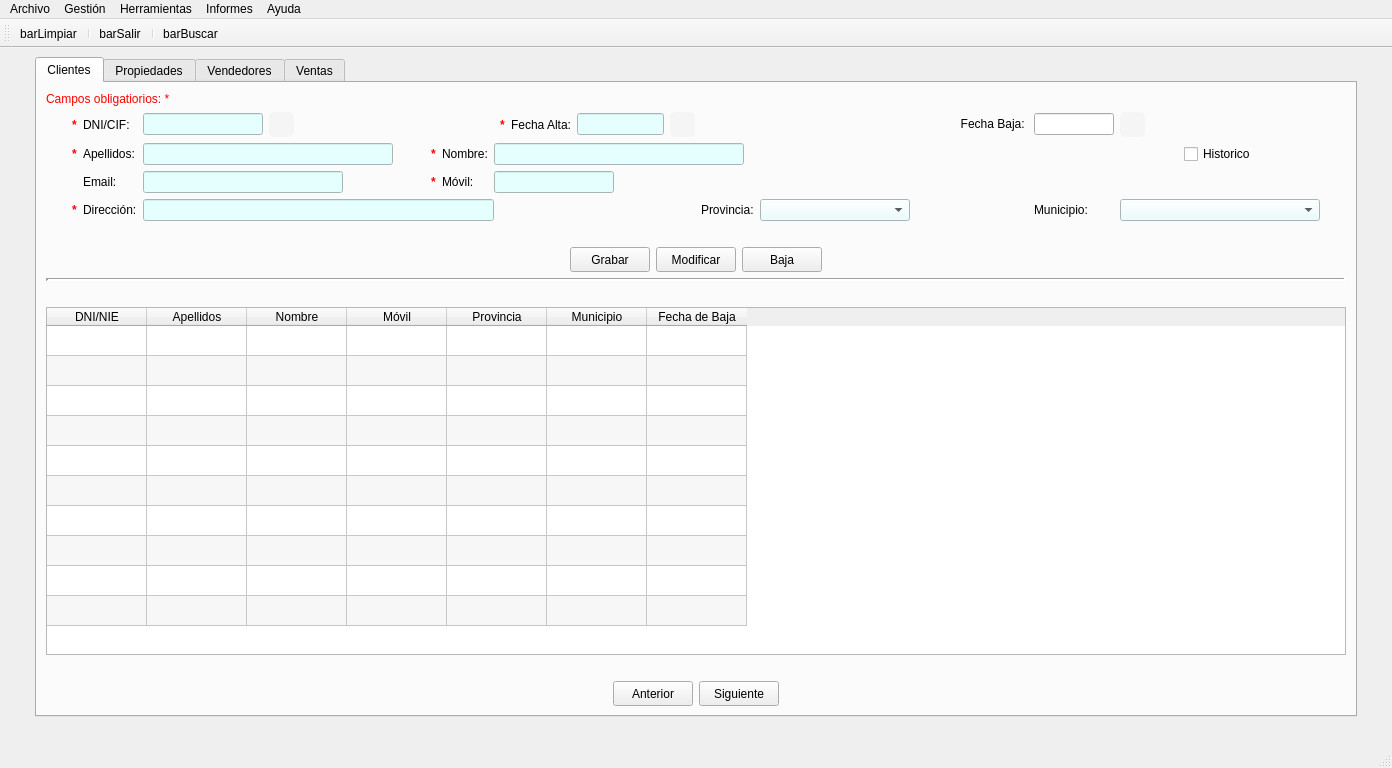
First picture: the form in templates/venPrincipal.ui, repository Semperz/ProyectoDI, before the edit.
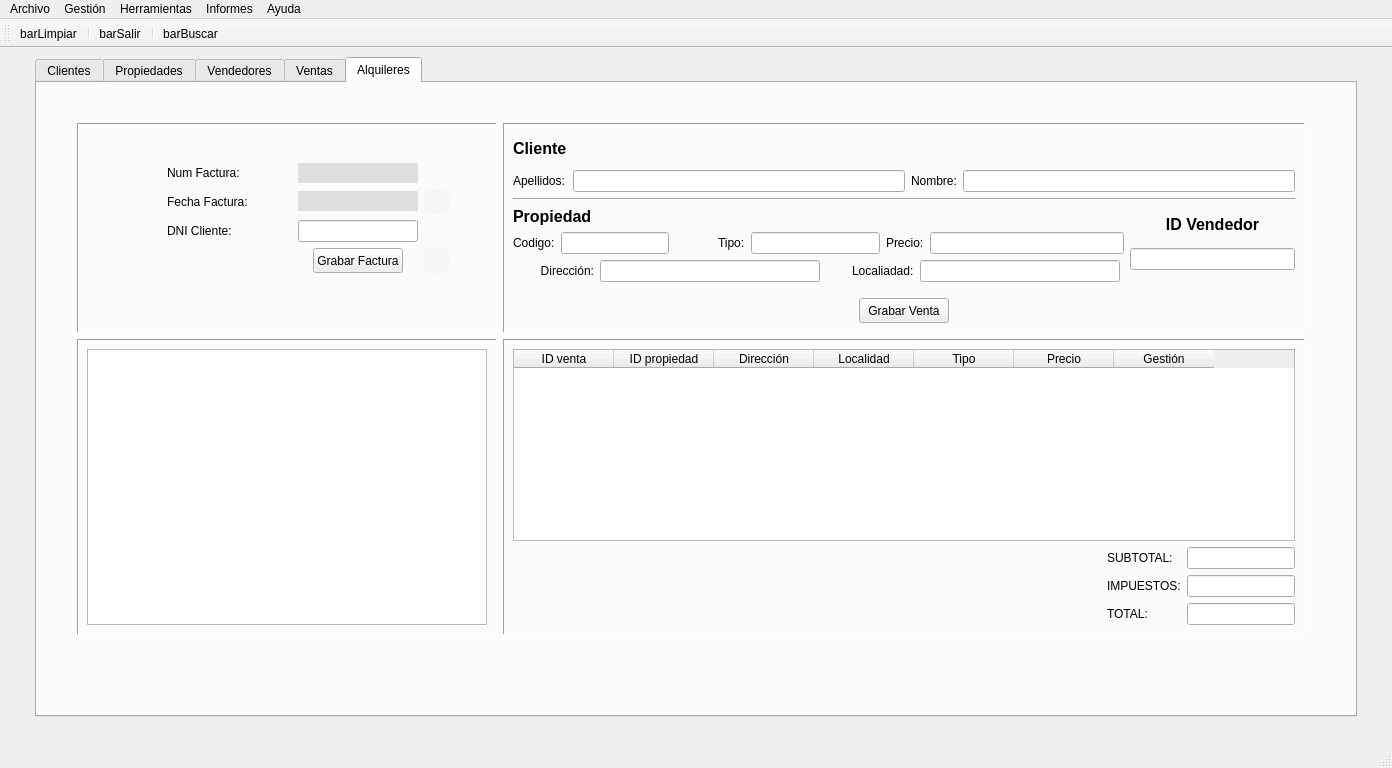
Second picture: the form after the edit. Icons and pictures are not drawn.

Diff of the .ui file:
```diff
--- a/templates/venPrincipal.ui
+++ b/templates/venPrincipal.ui
@@ -88,7 +88,7 @@
        </size>
       </property>
       <property name="currentIndex">
-       <number>0</number>
+       <number>4</number>
       </property>
       <widget class="QWidget" name="pesClientes">
        <attribute name="title">
@@ -3648,6 +3648,880 @@
         </item>
        </layout>
       </widget>
+      <widget class="QWidget" name="tab">
+       <attribute name="title">
+        <string>Alquileres</string>
+       </attribute>
+       <widget class="QWidget" name="layoutWidget_2">
+        <property name="geometry">
+         <rect>
+          <x>40</x>
+          <y>40</y>
+          <width>1228</width>
+          <height>512</height>
+         </rect>
+        </property>
+        <layout class="QGridLayout" name="gridLayout_20">
+         <item row="0" column="0">
+          <widget class="QFrame" name="frame_5">
+           <property name="sizePolicy">
+            <sizepolicy hsizetype="Preferred" vsizetype="Preferred">
+             <horstretch>0</horstretch>
+             <verstretch>0</verstretch>
+            </sizepolicy>
+           </property>
+           <property name="minimumSize">
+            <size>
+             <width>420</width>
+             <height>210</height>
+            </size>
+           </property>
+           <property name="maximumSize">
+            <size>
+             <width>400</width>
+             <height>210</height>
+            </size>
+           </property>
+           <property name="frameShape">
+            <enum>QFrame::Panel</enum>
+           </property>
+           <property name="frameShadow">
+            <enum>QFrame::Sunken</enum>
+           </property>
+           <widget class="QWidget" name="layoutWidget_3">
+            <property name="geometry">
+             <rect>
+              <x>90</x>
+              <y>40</y>
+              <width>282</width>
+              <height>111</height>
+             </rect>
+            </property>
+            <layout class="QGridLayout" name="gridLayout_21">
+             <item row="0" column="0">
+              <widget class="QLabel" name="label_32">
+               <property name="text">
+                <string>Num Factura:</string>
+               </property>
+              </widget>
+             </item>
+             <item row="0" column="1">
+              <widget class="QLabel" name="lblNumfac_2">
+               <property name="minimumSize">
+                <size>
+                 <width>120</width>
+                 <height>20</height>
+                </size>
+               </property>
+               <property name="maximumSize">
+                <size>
+                 <width>120</width>
+                 <height>20</height>
+                </size>
+               </property>
+               <property name="styleSheet">
+                <string notr="true">background-color:rgb(222,222,222)</string>
+               </property>
+               <property name="text">
+                <string/>
+               </property>
+               <property name="alignment">
+                <set>Qt::AlignCenter</set>
+               </property>
+              </widget>
+             </item>
+             <item row="1" column="0">
+              <widget class="QLabel" name="label_33">
+               <property name="text">
+                <string>Fecha Factura:</string>
+               </property>
+              </widget>
+             </item>
+             <item row="1" column="1">
+              <widget class="QLabel" name="lblFechafac_2">
+               <property name="minimumSize">
+                <size>
+                 <width>120</width>
+                 <height>20</height>
+                </size>
+               </property>
+               <property name="maximumSize">
+                <size>
+                 <width>120</width>
+                 <height>20</height>
+                </size>
+               </property>
+               <property name="styleSheet">
+                <string notr="true">background-color:rgb(222,222,222)</string>
+               </property>
+               <property name="text">
+                <string/>
+               </property>
+               <property name="alignment">
+                <set>Qt::AlignCenter</set>
+               </property>
+              </widget>
+             </item>
+             <item row="1" column="2">
+              <widget class="QPushButton" name="btnFechafac_2">
+               <property name="minimumSize">
+                <size>
+                 <width>25</width>
+                 <height>25</height>
+                </size>
+               </property>
+               <property name="maximumSize">
+                <size>
+                 <width>25</width>
+                 <height>25</height>
+                </size>
+               </property>
+               <property name="styleSheet">
+                <string notr="true">QPushButton {
+    background-color: whitesmoke;
+    color: white;
+    border-radius: 5px;
+}
+
+QPushButton:pressed {
+    background-color:#0ea2ae;
+    transform: scale(0.95);
+}
+</string>
+               </property>
+               <property name="text">
+                <string/>
+               </property>
+               <property name="icon">
+                <iconset>
+                 <normaloff>../img/calendario.ico</normaloff>../img/calendario.ico</iconset>
+               </property>
+               <property name="iconSize">
+                <size>
+                 <width>25</width>
+                 <height>25</height>
+                </size>
+               </property>
+              </widget>
+             </item>
+             <item row="2" column="0">
+              <widget class="QLabel" name="label_34">
+               <property name="text">
+                <string>DNI Cliente:</string>
+               </property>
+              </widget>
+             </item>
+             <item row="3" column="1" alignment="Qt::AlignHCenter">
+              <widget class="QPushButton" name="btnGrabfac_2">
+               <property name="minimumSize">
+                <size>
+                 <width>90</width>
+                 <height>25</height>
+                </size>
+               </property>
+               <property name="maximumSize">
+                <size>
+                 <width>90</width>
+                 <height>25</height>
+                </size>
+               </property>
+               <property name="text">
+                <string>Grabar Factura</string>
+               </property>
+              </widget>
+             </item>
+             <item row="2" column="1">
+              <widget class="QLineEdit" name="txtDnicliven_2">
+               <property name="minimumSize">
+                <size>
+                 <width>120</width>
+                 <height>0</height>
+                </size>
+               </property>
+               <property name="maximumSize">
+                <size>
+                 <width>120</width>
+                 <height>16777215</height>
+                </size>
+               </property>
+               <property name="alignment">
+                <set>Qt::AlignCenter</set>
+               </property>
+               <property name="readOnly">
+                <bool>true</bool>
+               </property>
+              </widget>
+             </item>
+             <item row="3" column="2">
+              <widget class="QPushButton" name="btnGenerarfac_2">
+               <property name="minimumSize">
+                <size>
+                 <width>25</width>
+                 <height>25</height>
+                </size>
+               </property>
+               <property name="maximumSize">
+                <size>
+                 <width>25</width>
+                 <height>25</height>
+                </size>
+               </property>
+               <property name="styleSheet">
+                <string notr="true">QPushButton {
+    background-color: whitesmoke;
+    color: white;
+    border-radius: 5px;
+}
+
+
+QPushButton:pressed {
+    background-color:#0ea2ae;
+    transform: scale(0.95);
+}</string>
+               </property>
+               <property name="text">
+                <string/>
+               </property>
+               <property name="icon">
+                <iconset>
+                 <normaloff>../img/icoFactura.png</normaloff>../img/icoFactura.png</iconset>
+               </property>
+               <property name="iconSize">
+                <size>
+                 <width>25</width>
+                 <height>25</height>
+                </size>
+               </property>
+              </widget>
+             </item>
+            </layout>
+           </widget>
+          </widget>
+         </item>
+         <item row="0" column="1">
+          <widget class="QFrame" name="frame_6">
+           <property name="sizePolicy">
+            <sizepolicy hsizetype="Preferred" vsizetype="Preferred">
+             <horstretch>0</horstretch>
+             <verstretch>0</verstretch>
+            </sizepolicy>
+           </property>
+           <property name="minimumSize">
+            <size>
+             <width>800</width>
+             <height>210</height>
+            </size>
+           </property>
+           <property name="maximumSize">
+            <size>
+             <width>16777215</width>
+             <height>210</height>
+            </size>
+           </property>
+           <property name="frameShape">
+            <enum>QFrame::Panel</enum>
+           </property>
+           <property name="frameShadow">
+            <enum>QFrame::Sunken</enum>
+           </property>
+           <layout class="QGridLayout" name="gridLayout_22">
+            <item row="0" column="0">
+             <layout class="QGridLayout" name="gridLayout_23">
+              <item row="0" column="0">
+               <layout class="QGridLayout" name="gridLayout_24">
+                <item row="0" column="0" colspan="2">
+                 <layout class="QGridLayout" name="gridLayout_25">
+                  <item row="0" column="0">
+                   <widget class="QLabel" name="label_35">
+                    <property name="font">
+                     <font>
+                      <pointsize>12</pointsize>
+                      <weight>75</weight>
+                      <bold>true</bold>
+                     </font>
+                    </property>
+                    <property name="text">
+                     <string>Cliente</string>
+                    </property>
+                   </widget>
+                  </item>
+                  <item row="1" column="0">
+                   <widget class="QLabel" name="label_36">
+                    <property name="text">
+                     <string>Apellidos:</string>
+                    </property>
+                   </widget>
+                  </item>
+                  <item row="1" column="1">
+                   <widget class="QLineEdit" name="txtApelcliven_2">
+                    <property name="maximumSize">
+                     <size>
+                      <width>360</width>
+                      <height>16777215</height>
+                     </size>
+                    </property>
+                    <property name="readOnly">
+                     <bool>true</bool>
+                    </property>
+                   </widget>
+                  </item>
+                  <item row="1" column="2">
+                   <widget class="QLabel" name="label_37">
+                    <property name="text">
+                     <string>Nombre:</string>
+                    </property>
+                   </widget>
+                  </item>
+                  <item row="1" column="3">
+                   <widget class="QLineEdit" name="txtNomcliven_2">
+                    <property name="maximumSize">
+                     <size>
+                      <width>360</width>
+                      <height>16777215</height>
+                     </size>
+                    </property>
+                    <property name="readOnly">
+                     <bool>true</bool>
+                    </property>
+                   </widget>
+                  </item>
+                 </layout>
+                </item>
+                <item row="1" column="0" colspan="2">
+                 <widget class="Line" name="line_4">
+                  <property name="orientation">
+                   <enum>Qt::Horizontal</enum>
+                  </property>
+                 </widget>
+                </item>
+                <item row="2" column="0">
+                 <layout class="QGridLayout" name="gridLayout_26">
+                  <item row="2" column="0" colspan="2">
+                   <widget class="QLabel" name="label_38">
+                    <property name="text">
+                     <string>Dirección:</string>
+                    </property>
+                    <property name="alignment">
+                     <set>Qt::AlignRight|Qt::AlignTrailing|Qt::AlignVCenter</set>
+                    </property>
+                   </widget>
+                  </item>
+                  <item row="2" column="2" colspan="3">
+                   <widget class="QLineEdit" name="txtdirpropven_2">
+                    <property name="minimumSize">
+                     <size>
+                      <width>220</width>
+                      <height>0</height>
+                     </size>
+                    </property>
+                    <property name="maximumSize">
+                     <size>
+                      <width>220</width>
+                      <height>16777215</height>
+                     </size>
+                    </property>
+                    <property name="alignment">
+                     <set>Qt::AlignLeading|Qt::AlignLeft|Qt::AlignVCenter</set>
+                    </property>
+                    <property name="readOnly">
+                     <bool>true</bool>
+                    </property>
+                   </widget>
+                  </item>
+                  <item row="1" column="9">
+                   <widget class="QLineEdit" name="txtpreciopropven_2">
+                    <property name="minimumSize">
+                     <size>
+                      <width>150</width>
+                      <height>0</height>
+                     </size>
+                    </property>
+                    <property name="maximumSize">
+                     <size>
+                      <width>200</width>
+                      <height>16777215</height>
+                     </size>
+                    </property>
+                    <property name="alignment">
+                     <set>Qt::AlignLeading|Qt::AlignLeft|Qt::AlignVCenter</set>
+                    </property>
+                    <property name="readOnly">
+                     <bool>true</bool>
+                    </property>
+                   </widget>
+                  </item>
+                  <item row="2" column="6" colspan="2" alignment="Qt::AlignRight">
+                   <widget class="QLabel" name="label_39">
+                    <property name="text">
+                     <string>Localiadad:</string>
+                    </property>
+                   </widget>
+                  </item>
+                  <item row="2" column="8" colspan="2">
+                   <widget class="QLineEdit" name="txtlocalpropven_2">
+                    <property name="minimumSize">
+                     <size>
+                      <width>200</width>
+                      <height>0</height>
+                     </size>
+                    </property>
+                    <property name="maximumSize">
+                     <size>
+                      <width>200</width>
+                      <height>16777215</height>
+                     </size>
+                    </property>
+                    <property name="alignment">
+                     <set>Qt::AlignLeading|Qt::AlignLeft|Qt::AlignVCenter</set>
+                    </property>
+                    <property name="readOnly">
+                     <bool>true</bool>
+                    </property>
+                   </widget>
+                  </item>
+                  <item row="0" column="0" colspan="2">
+                   <widget class="QLabel" name="label_40">
+                    <property name="font">
+                     <font>
+                      <pointsize>12</pointsize>
+                      <weight>75</weight>
+                      <bold>true</bold>
+                     </font>
+                    </property>
+                    <property name="text">
+                     <string>Propiedad</string>
+                    </property>
+                   </widget>
+                  </item>
+                  <item row="1" column="0">
+                   <widget class="QLabel" name="label_41">
+                    <property name="text">
+                     <string>Codigo:</string>
+                    </property>
+                   </widget>
+                  </item>
+                  <item row="1" column="1" colspan="2">
+                   <widget class="QLineEdit" name="txtcodpropven_2">
+                    <property name="maximumSize">
+                     <size>
+                      <width>133</width>
+                      <height>16777215</height>
+                     </size>
+                    </property>
+                    <property name="alignment">
+                     <set>Qt::AlignLeading|Qt::AlignLeft|Qt::AlignVCenter</set>
+                    </property>
+                    <property name="readOnly">
+                     <bool>true</bool>
+                    </property>
+                   </widget>
+                  </item>
+                  <item row="1" column="3" alignment="Qt::AlignRight">
+                   <widget class="QLabel" name="label_42">
+                    <property name="text">
+                     <string>Tipo:</string>
+                    </property>
+                   </widget>
+                  </item>
+                  <item row="1" column="4" colspan="3">
+                   <widget class="QLineEdit" name="txtTipopropven_2">
+                    <property name="maximumSize">
+                     <size>
+                      <width>133</width>
+                      <height>16777215</height>
+                     </size>
+                    </property>
+                    <property name="alignment">
+                     <set>Qt::AlignLeading|Qt::AlignLeft|Qt::AlignVCenter</set>
+                    </property>
+                    <property name="readOnly">
+                     <bool>true</bool>
+                    </property>
+                   </widget>
+                  </item>
+                  <item row="1" column="7" colspan="2">
+                   <widget class="QLabel" name="label_43">
+                    <property name="text">
+                     <string>Precio:</string>
+                    </property>
+                   </widget>
+                  </item>
+                  <item row="2" column="5">
+                   <spacer name="horizontalSpacer_40">
+                    <property name="orientation">
+                     <enum>Qt::Horizontal</enum>
+                    </property>
+                    <property name="sizeType">
+                     <enum>QSizePolicy::Fixed</enum>
+                    </property>
+                    <property name="sizeHint" stdset="0">
+                     <size>
+                      <width>20</width>
+                      <height>20</height>
+                     </size>
+                    </property>
+                   </spacer>
+                  </item>
+                 </layout>
+                </item>
+                <item row="2" column="1">
+                 <layout class="QVBoxLayout" name="verticalLayout_8">
+                  <item>
+                   <widget class="QLabel" name="label_44">
+                    <property name="font">
+                     <font>
+                      <pointsize>12</pointsize>
+                      <weight>75</weight>
+                      <bold>true</bold>
+                     </font>
+                    </property>
+                    <property name="text">
+                     <string>ID Vendedor</string>
+                    </property>
+                    <property name="alignment">
+                     <set>Qt::AlignCenter</set>
+                    </property>
+                   </widget>
+                  </item>
+                  <item alignment="Qt::AlignTop">
+                   <widget class="QLineEdit" name="txtIDven_2">
+                    <property name="maximumSize">
+                     <size>
+                      <width>200</width>
+                      <height>16777215</height>
+                     </size>
+                    </property>
+                    <property name="alignment">
+                     <set>Qt::AlignLeading|Qt::AlignLeft|Qt::AlignVCenter</set>
+                    </property>
+                    <property name="readOnly">
+                     <bool>true</bool>
+                    </property>
+                   </widget>
+                  </item>
+                 </layout>
+                </item>
+               </layout>
+              </item>
+              <item row="1" column="0">
+               <spacer name="verticalSpacer_13">
+                <property name="orientation">
+                 <enum>Qt::Vertical</enum>
+                </property>
+                <property name="sizeType">
+                 <enum>QSizePolicy::Fixed</enum>
+                </property>
+                <property name="sizeHint" stdset="0">
+                 <size>
+                  <width>20</width>
+                  <height>10</height>
+                 </size>
+                </property>
+               </spacer>
+              </item>
+              <item row="2" column="0">
+               <layout class="QHBoxLayout" name="horizontalLayout_13">
+                <item>
+                 <spacer name="horizontalSpacer_41">
+                  <property name="orientation">
+                   <enum>Qt::Horizontal</enum>
+                  </property>
+                  <property name="sizeHint" stdset="0">
+                   <size>
+                    <width>40</width>
+                    <height>20</height>
+                   </size>
+                  </property>
+                 </spacer>
+                </item>
+                <item>
+                 <widget class="QPushButton" name="btnGrabven_2">
+                  <property name="minimumSize">
+                   <size>
+                    <width>90</width>
+                    <height>25</height>
+                   </size>
+                  </property>
+                  <property name="maximumSize">
+                   <size>
+                    <width>90</width>
+                    <height>25</height>
+                   </size>
+                  </property>
+                  <property name="text">
+                   <string>Grabar Venta</string>
+                  </property>
+                 </widget>
+                </item>
+                <item>
+                 <spacer name="horizontalSpacer_42">
+                  <property name="orientation">
+                   <enum>Qt::Horizontal</enum>
+                  </property>
+                  <property name="sizeHint" stdset="0">
+                   <size>
+                    <width>40</width>
+                    <height>20</height>
+                   </size>
+                  </property>
+                 </spacer>
+                </item>
+               </layout>
+              </item>
+             </layout>
+            </item>
+           </layout>
+          </widget>
+         </item>
+         <item row="1" column="0">
+          <widget class="QFrame" name="frame_7">
+           <property name="sizePolicy">
+            <sizepolicy hsizetype="Preferred" vsizetype="Preferred">
+             <horstretch>0</horstretch>
+             <verstretch>0</verstretch>
+            </sizepolicy>
+           </property>
+           <property name="minimumSize">
+            <size>
+             <width>420</width>
+             <height>0</height>
+            </size>
+           </property>
+           <property name="maximumSize">
+            <size>
+             <width>400</width>
+             <height>16777215</height>
+            </size>
+           </property>
+           <property name="frameShape">
+            <enum>QFrame::Panel</enum>
+           </property>
+           <property name="frameShadow">
+            <enum>QFrame::Sunken</enum>
+           </property>
+           <layout class="QGridLayout" name="gridLayout_27">
+            <item row="0" column="0">
+             <widget class="QTableWidget" name="tablaFacturas_2">
+              <property name="verticalScrollBarPolicy">
+               <enum>Qt::ScrollBarAlwaysOff</enum>
+              </property>
+              <property name="horizontalScrollBarPolicy">
+               <enum>Qt::ScrollBarAlwaysOff</enum>
+              </property>
+              <property name="editTriggers">
+               <set>QAbstractItemView::NoEditTriggers</set>
+              </property>
+              <property name="alternatingRowColors">
+               <bool>true</bool>
+              </property>
+              <property name="selectionMode">
+               <enum>QAbstractItemView::SingleSelection</enum>
+              </property>
+              <property name="selectionBehavior">
+               <enum>QAbstractItemView::SelectRows</enum>
+              </property>
+              <attribute name="horizontalHeaderVisible">
+               <bool>false</bool>
+              </attribute>
+              <attribute name="verticalHeaderVisible">
+               <bool>false</bool>
+              </attribute>
+              <column>
+               <property name="text">
+                <string>Factura</string>
+               </property>
+              </column>
+              <column>
+               <property name="text">
+                <string>DNI</string>
+               </property>
+              </column>
+              <column>
+               <property name="text">
+                <string>FECHA</string>
+               </property>
+              </column>
+              <column>
+               <property name="text">
+                <string>Gestión</string>
+               </property>
+              </column>
+             </widget>
+            </item>
+           </layout>
+          </widget>
+         </item>
+         <item row="1" column="1">
+          <widget class="QFrame" name="frame_8">
+           <property name="sizePolicy">
+            <sizepolicy hsizetype="Preferred" vsizetype="Preferred">
+             <horstretch>0</horstretch>
+             <verstretch>0</verstretch>
+            </sizepolicy>
+           </property>
+           <property name="frameShape">
+            <enum>QFrame::Panel</enum>
+           </property>
+           <property name="frameShadow">
+            <enum>QFrame::Sunken</enum>
+           </property>
+           <layout class="QVBoxLayout" name="verticalLayout_9">
+            <item>
+             <widget class="QTableWidget" name="tabVenta_2">
+              <property name="verticalScrollBarPolicy">
+               <enum>Qt::ScrollBarAlwaysOff</enum>
+              </property>
+              <property name="horizontalScrollBarPolicy">
+               <enum>Qt::ScrollBarAlwaysOff</enum>
+              </property>
+              <property name="editTriggers">
+               <set>QAbstractItemView::NoEditTriggers</set>
+              </property>
+              <property name="alternatingRowColors">
+               <bool>true</bool>
+              </property>
+              <property name="selectionMode">
+               <enum>QAbstractItemView::SingleSelection</enum>
+              </property>
+              <property name="selectionBehavior">
+               <enum>QAbstractItemView::SelectRows</enum>
+              </property>
+              <attribute name="verticalHeaderVisible">
+               <bool>false</bool>
+              </attribute>
+              <column>
+               <property name="text">
+                <string>ID venta</string>
+               </property>
+              </column>
+              <column>
+               <property name="text">
+                <string>ID propiedad</string>
+               </property>
+              </column>
+              <column>
+               <property name="text">
+                <string>Dirección</string>
+               </property>
+              </column>
+              <column>
+               <property name="text">
+                <string>Localidad</string>
+               </property>
+              </column>
+              <column>
+               <property name="text">
+                <string>Tipo</string>
+               </property>
+              </column>
+              <column>
+               <property name="text">
+                <string>Precio</string>
+               </property>
+              </column>
+              <column>
+               <property name="text">
+                <string>Gestión</string>
+               </property>
+              </column>
+             </widget>
+            </item>
+            <item>
+             <layout class="QHBoxLayout" name="horizontalLayout_14">
+              <item>
+               <spacer name="horizontalSpacer_43">
+                <property name="orientation">
+                 <enum>Qt::Horizontal</enum>
+                </property>
+                <property name="sizeHint" stdset="0">
+                 <size>
+                  <width>40</width>
+                  <height>20</height>
+                 </size>
+                </property>
+               </spacer>
+              </item>
+              <item>
+               <layout class="QGridLayout" name="gridLayout_28">
+                <item row="1" column="1">
+                 <widget class="QLineEdit" name="txtImpuestosven_2">
+                  <property name="sizePolicy">
+                   <sizepolicy hsizetype="Preferred" vsizetype="Preferred">
+                    <horstretch>0</horstretch>
+                    <verstretch>0</verstretch>
+                   </sizepolicy>
+                  </property>
+                  <property name="alignment">
+                   <set>Qt::AlignRight|Qt::AlignTrailing|Qt::AlignVCenter</set>
+                  </property>
+                  <property name="readOnly">
+                   <bool>true</bool>
+                  </property>
+                 </widget>
+                </item>
+                <item row="0" column="1">
+                 <widget class="QLineEdit" name="txtSubtotalven_2">
+                  <property name="sizePolicy">
+                   <sizepolicy hsizetype="Preferred" vsizetype="Preferred">
+                    <horstretch>0</horstretch>
+                    <verstretch>0</verstretch>
+                   </sizepolicy>
+                  </property>
+                  <property name="alignment">
+                   <set>Qt::AlignRight|Qt::AlignTrailing|Qt::AlignVCenter</set>
+                  </property>
+                  <property name="readOnly">
+                   <bool>true</bool>
+                  </property>
+                 </widget>
+                </item>
+                <item row="2" column="0">
+                 <widget class="QLabel" name="label_45">
+                  <property name="text">
+                   <string>TOTAL:</string>
+                  </property>
+                 </widget>
+                </item>
+                <item row="0" column="0">
+                 <widget class="QLabel" name="label_46">
+                  <property name="text">
+                   <string>SUBTOTAL:</string>
+                  </property>
+                 </widget>
+                </item>
+                <item row="1" column="0">
+                 <widget class="QLabel" name="label_47">
+                  <property name="text">
+                   <string>IMPUESTOS:</string>
+                  </property>
+                 </widget>
+                </item>
+                <item row="2" column="1">
+                 <widget class="QLineEdit" name="txtTotalven_2">
+                  <property name="sizePolicy">
+                   <sizepolicy hsizetype="Preferred" vsizetype="Preferred">
+                    <horstretch>0</horstretch>
+                    <verstretch>0</verstretch>
+                   </sizepolicy>
+                  </property>
+                  <property name="alignment">
+                   <set>Qt::AlignRight|Qt::AlignTrailing|Qt::AlignVCenter</set>
+                  </property>
+                  <property name="readOnly">
+                   <bool>true</bool>
+                  </property>
+                 </widget>
+                </item>
+               </layout>
+              </item>
+             </layout>
+            </item>
+           </layout>
+          </widget>
+         </item>
+        </layout>
+       </widget>
+      </widget>
      </widget>
     </item>
    </layout>
```
Left out of the diff: 2 changed lines with no effect on the pictures.
